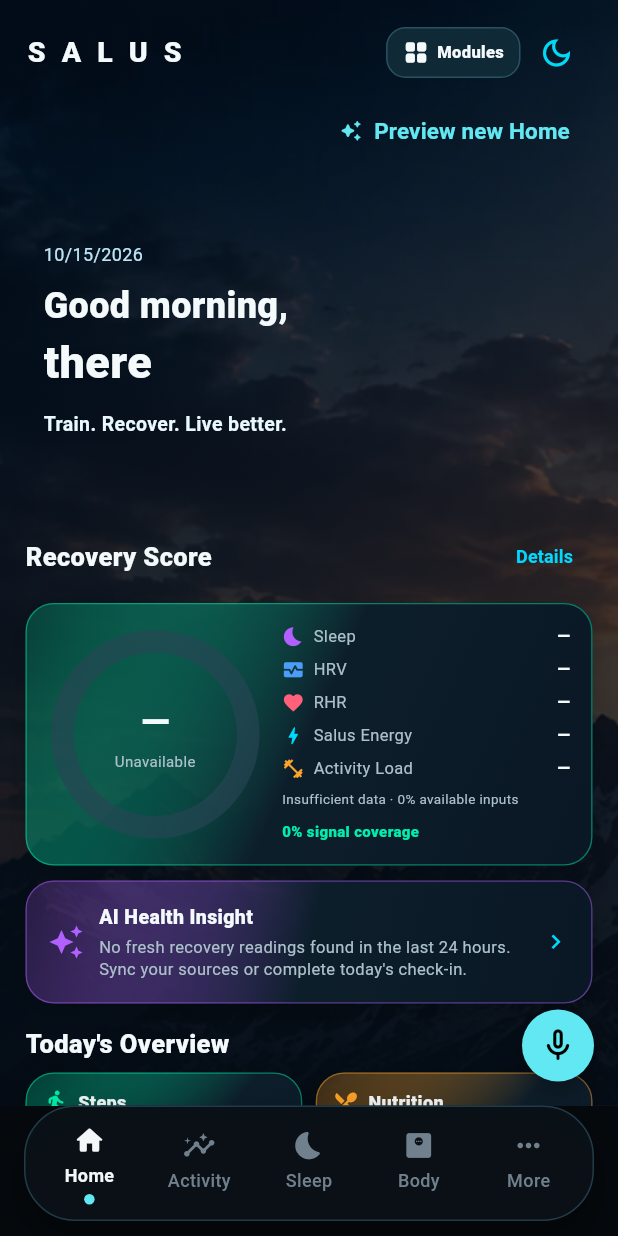
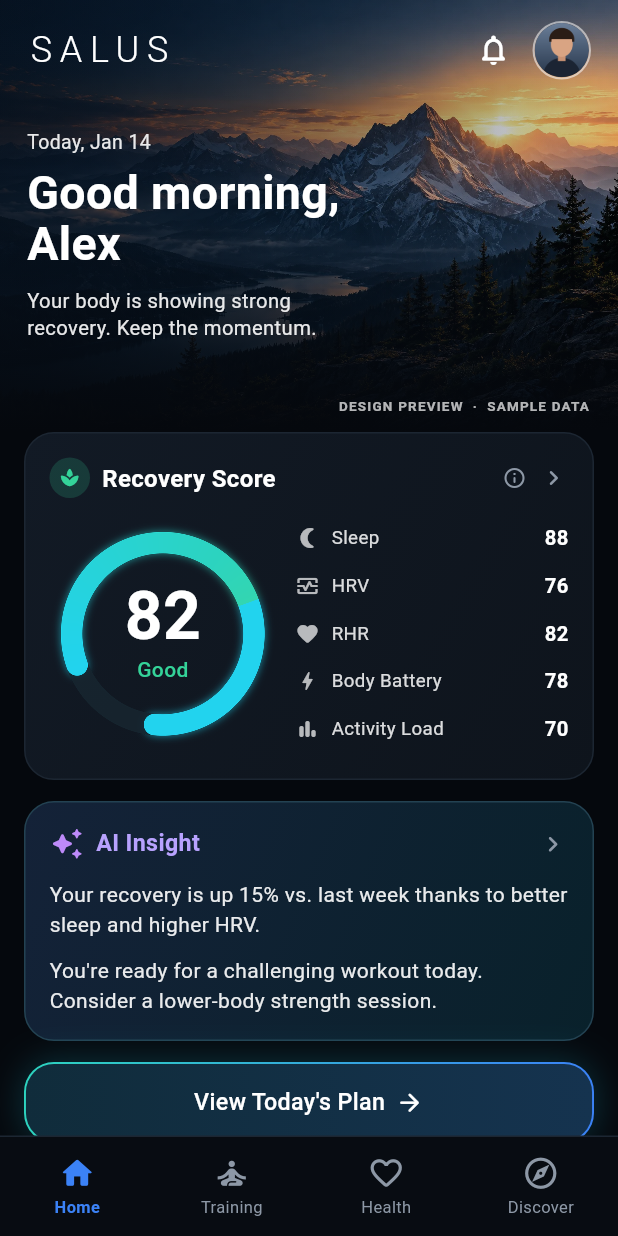
Before and after one commit to rustnrum/HealthyMe-Beta, a Flutter app: the HomeShell screen opened directly, on a phone screen of 412 x 824 dp. Run offline on Flutter 3.47's test engine with Material 3 defaults, Android fonts, the phone set to English and light mode, and no system bars; our stand-ins replace fl_chart, flutter_riverpod, flutter_secure_storage, flutter_tts, image_picker, permission_handler and 2 more; missing offline and left inert: health, jose, mobile_scanner; accounts and stored records are empty.

Commit message:
Healthy Me Beta v0.10 source hub

```diff
--- a/lib/screens/home_shell.dart
+++ b/lib/screens/home_shell.dart
@@ -11,7 +11,7 @@ import '../widgets/module_menu_button.dart';
 import '../widgets/salus_voice_launcher.dart';
 import 'activity_screen.dart';
 import 'body_screen.dart';
-import 'premium/salus_home_77.dart';
+import 'premium/salus_home_85.dart';
 import 'more_screen.dart';
 import 'sleep_screen.dart';
 
@@ -61,6 +61,7 @@ class _HomeShellState extends ConsumerState<HomeShell> with WidgetsBindingObserv
     if (_autoSyncStarted) return;
     _autoSyncStarted = true;
     WidgetsBinding.instance.addPostFrameCallback((_) {
+      if (!mounted) return;
       final app = ref.read(appStateProvider);
       if (app.health.authorized) ref.read(healthSyncProvider.notifier).sync();
     });
@@ -69,8 +70,10 @@ class _HomeShellState extends ConsumerState<HomeShell> with WidgetsBindingObserv
   @override
   Widget build(BuildContext context) {
     final index = ref.watch(navigationProvider);
+    // Build 85 is deliberately Home-only. All other pages keep their working
+    // implementations and storage; no wearable/data migration occurs here.
     const screens = [
-      SalusHome77(),
+      SalusHome85(),
       ActivityScreen(),
       SleepScreen(),
       BodyScreen(),
@@ -96,10 +99,14 @@ class _HomeShellState extends ConsumerState<HomeShell> with WidgetsBindingObserv
     }
 
     return Scaffold(
-      floatingActionButton: SalusVoiceLauncher(
-        onPressed: () => Navigator.of(context).pushNamed('/voice')),
+      // The existing floating Voice button would cover the mockup CTA.
+      // Keep it unchanged in other modules; Home has its own future UX.
+      floatingActionButton: index == 0
+          ? null
+          : SalusVoiceLauncher(
+              onPressed: () => Navigator.of(context).pushNamed('/voice')),
       appBar: index == 0
-          ? null // Premium dashboard owns its SALUS header.
+          ? null // Home owns the SALUS hero/header.
           : AppBar(
               leading: IconButton(
                 tooltip: 'Back to Home',
@@ -115,9 +122,21 @@ class _HomeShellState extends ConsumerState<HomeShell> with WidgetsBindingObserv
                 const SizedBox(width: 8),
               ],
             ),
-      body: SafeArea(top: index == 0, bottom: false, child: IndexedStack(index: index, children: screens)),
-      bottomNavigationBar: _SalusBottomNav(
-        index:index, onChanged:ref.read(navigationProvider.notifier).go),
+      body: SafeArea(
+        top: index == 0,
+        bottom: false,
+        child: IndexedStack(index: index, children: screens),
+      ),
+      bottomNavigationBar: index == 0
+          ? SalusHome85Nav(
+              onTraining: () => Navigator.of(context).pushNamed('/workout'),
+              onHealth: () => Navigator.of(context).pushNamed('/health'),
+              onDiscover: () => ref.read(navigationProvider.notifier).go(4),
+            )
+          : _SalusBottomNav(
+              index: index,
+              onChanged: ref.read(navigationProvider.notifier).go,
+            ),
     );
   }
 }
@@ -185,7 +204,8 @@ class _SalusBottomNav extends StatelessWidget {
                           duration: const Duration(milliseconds: 160),
                           width: i == index ? 7 : 0,
                           height: i == index ? 7 : 0,
-                          decoration: const BoxDecoration(shape: BoxShape.circle, color: AppTheme.cyan),
+                          decoration: const BoxDecoration(
+                            shape: BoxShape.circle, color: AppTheme.cyan),
                         ),
                       ],
                     ),
--- /dev/null
+++ b/lib/screens/premium/salus_home_85.dart
@@ -0,0 +1,414 @@
+// Salus Build 85: Home-only, artwork-first DESIGN PREVIEW.
+// The displayed biometrics and insights deliberately come from the approved
+// reference mockup; they are samples, not wearable or Health Connect records.
+// Do not attach real data to fixed-progress PNGs. Replace that mechanism only
+// after the design is approved and the real data architecture is ready.
+import 'package:flutter/material.dart';
+
+import '../preview84/data.dart';
+import '../preview84/theme.dart';
+import '../preview84/widgets/common.dart';
+
+class SalusHome85 extends StatelessWidget {
+  const SalusHome85({super.key});
+
+  @override
+  Widget build(BuildContext context) {
+    return LayoutBuilder(builder: (context, limits) {
+      final wide = limits.maxWidth >= 650;
+      final heroHeight = wide ? 352.0 : 288.0;
+      return ColoredBox(
+        color: C.bg,
+        child: ListView(
+          padding: EdgeInsets.zero,
+          children: [
+            _MountainHero85(height: heroHeight, wide: wide),
+            Center(
+              child: ConstrainedBox(
+                constraints: const BoxConstraints(maxWidth: 720),
+                child: Padding(
+                  padding: const EdgeInsets.fromLTRB(16, 0, 16, 28),
+                  child: Column(
+                    children: const [
+                      _Recovery85(),
+                      SizedBox(height: 14),
+                      _Insight85(),
+                      SizedBox(height: 14),
+                      _Plan85(),
+                    ],
+                  ),
+                ),
+              ),
+            ),
+          ],
+        ),
+      );
+    });
+  }
+}
+
+class _MountainHero85 extends StatelessWidget {
+  final double height;
+  final bool wide;
+  const _MountainHero85({required this.height, required this.wide});
+
+  @override
+  Widget build(BuildContext context) {
+    return SizedBox(
+      height: height,
+      child: Stack(
+        fit: StackFit.expand,
+        children: [
+          Image.asset(
+            'assets/premium/salus_mountain_85.webp',
+            fit: BoxFit.cover,
+            alignment: const Alignment(0.28, -0.12),
+            filterQuality: FilterQuality.high,
+          ),
+          // A dark left edge leaves the original greeting readable without
+          // hiding the illuminated mountain peak at the right.
+          const DecoratedBox(
+            decoration: BoxDecoration(
+              gradient: LinearGradient(
+                begin: Alignment.centerLeft,
+                end: Alignment.centerRight,
+                colors: [Color(0xCC07111D), Color(0x6A07111D), Color(0x1607111D)],
+                stops: [0, 0.56, 1],
+              ),
+            ),
+          ),
+          const DecoratedBox(
+            decoration: BoxDecoration(
+              gradient: LinearGradient(
+                begin: Alignment.topCenter,
+                end: Alignment.bottomCenter,
+                colors: [Color(0x28050A12), Color(0x00050A12), C.bg],
+                stops: [0, 0.50, 1],
+              ),
+            ),
+          ),
+          Positioned(
+            left: wide ? 32 : 18,
+            right: wide ? 32 : 18,
+            top: 14,
+            child: Row(
+              children: [
+                Text('SALUS', style: ts(wide ? 28 : 24, w: 300, ls: 5.1)),
+                const Spacer(),
+                const Icon(Icons.notifications_none_rounded,
+                    color: Colors.white, size: 24),
+                const SizedBox(width: 14),
+                SizedBox(
+                  width: 39,
+                  height: 39,
+                  child: Container(
+                    decoration: BoxDecoration(
+                      shape: BoxShape.circle,
+                      border: Border.all(color: Colors.white54, width: 1.4),
+                    ),
+                    child: ClipOval(
+                      child: Image.asset('assets/preview84/img/avatar.png',
+                          fit: BoxFit.cover),
+                    ),
+                  ),
+                ),
+              ],
+            ),
+          ),
+          Positioned(
+            top: wide ? 106 : 85,
+            left: wide ? 32 : 18,
+            right: wide ? 32 : 18,
+            child: Column(
+              crossAxisAlignment: CrossAxisAlignment.start,
+              children: [
+                Text('Today, Jan 14',
+                    style: ts(13, color: Colors.white.withValues(alpha: 0.90))),
+                const SizedBox(height: 9),
+                Text('Good morning,\nAlex',
+                    style: ts(wide ? 36 : 31, w: 700, h: 1.09)),
+                const SizedBox(height: 11),
+                Text('Your body is showing strong\nrecovery. Keep the momentum.',
+                    style: ts(wide ? 15 : 13.5,
+                        color: Colors.white.withValues(alpha: 0.90), h: 1.36)),
+              ],
+            ),
+          ),
+          Positioned(
+            right: 19,
+            bottom: 10,
+            child: Text('DESIGN PREVIEW  ·  SAMPLE DATA',
+                style: ts(9, w: 600, ls: 0.8, color: Colors.white70)),
+          ),
+        ],
+      ),
+    );
+  }
+}
+
+class _Recovery85 extends StatelessWidget {
+  const _Recovery85();
+
+  static const icons = <IconData>[
+    Icons.nightlight_round,
+    Icons.monitor_heart_outlined,
+    Icons.favorite_rounded,
+    Icons.bolt_rounded,
+    Icons.bar_chart_rounded,
+  ];
+
+  @override
+  Widget build(BuildContext context) {
+    return LayoutBuilder(builder: (context, constraints) {
+      final tight = constraints.maxWidth < 355;
+      final expanded = constraints.maxWidth >= 560;
+      // SCard applies 12px/16px on either side plus a 1px border.
+      // Reserve a real minimum for the five metric rows before assigning
+      // space to the fixed-aspect ring. The old 133px ring left too little
+      // room at 320 logical pixels and RenderFlex overflowed by 8.4px.
+      final gap = tight ? 8.0 : 13.0;
+      final cardSides = (tight ? 24.0 : 32.0) + 2.0;
+      final minimumMetrics = tight ? 136.0 : 150.0;
+      final roomForRing =
+          constraints.maxWidth - cardSides - gap - minimumMetrics;
+      final ringSize = expanded
+          ? 185.0
+          : tight
+              ? roomForRing.clamp(100.0, 133.0).toDouble()
+              : 151.0;
+      return SCard(
+        onTap: () => ScaffoldMessenger.of(context).showSnackBar(
+          const SnackBar(content: Text(
+            'Design preview: recovery readings are sample data, not health measurements.',
+          )),
+        ),
+        padding: EdgeInsets.fromLTRB(tight ? 12 : 16, 16, tight ? 12 : 16, 17),
+        child: Column(
+          crossAxisAlignment: CrossAxisAlignment.start,
+          children: [
+            const Row(
+              children: [
+                IconBadge(Icons.spa_rounded, C.green, filled: true, size: 19),
+                SizedBox(width: 8),
+                Expanded(child: Text('Recovery Score',
+                    style: TextStyle(fontSize: 16, fontWeight: FontWeight.w600,
+                        color: Colors.white))),
+                Icon(Icons.info_outline_rounded, color: C.sub, size: 16),
+                SizedBox(width: 8),
+                Icon(Icons.chevron_right_rounded, color: C.sub, size: 20),
+              ],
+            ),
+            const SizedBox(height: 11),
+            Row(
+              children: [
+                SizedBox(
+                  key: const Key('home-recovery-ring'),
+                  width: ringSize,
+                  height: ringSize,
+                  child: Stack(
+                    alignment: Alignment.center,
+                    children: [
+                      Image.asset('assets/preview84/img/ring_recovery.png',
+                          fit: BoxFit.contain,
+                          filterQuality: FilterQuality.high),
+                      Column(
+                        mainAxisSize: MainAxisSize.min,
+                        children: [
+                          Text('${Data.recovery}',
+                              style: ts(expanded ? 54 : 44, w: 600, h: 1.0)),
+                          const SizedBox(height: 3),
+                          Text(Data.recoveryLabel,
+                              style: ts(expanded ? 16 : 14, w: 500,
+                                  color: C.green)),
+                        ],
+                      ),
+                    ],
+                  ),
+                ),
+                SizedBox(width: gap),
+                Expanded(
+                  child: Column(
+                    key: const Key('home-recovery-metrics'),
+                    children: [
+                      for (var i = 0; i < Data.metrics.length; i++)
+                        Padding(
+                          padding: EdgeInsets.symmetric(vertical: tight ? 4.5 : 6.4),
+                          child: Row(
+                            children: [
+                              Icon(icons[i], size: tight ? 14 : 16,
+                                  color: Colors.white70),
+                              SizedBox(width: tight ? 4 : 8),
+                              Expanded(child: Text(Data.metrics[i][0],
+                                  maxLines: 1, overflow: TextOverflow.ellipsis,
+                                  style: ts(tight ? 10.5 : 12.5,
+                                      color: Colors.white.withValues(alpha: .85)))),
+                              const SizedBox(width: 3),
+                              Text(Data.metrics[i][1],
+                                  style: ts(tight ? 11.5 : 13.5, w: 600)),
+                            ],
+                          ),
+                        ),
+                    ],
+                  ),
+                ),
+              ],
+            ),
+          ],
+        ),
+      );
+    });
+  }
+}
+
+class _Insight85 extends StatelessWidget {
+  const _Insight85();
+
+  @override
+  Widget build(BuildContext context) {
+    return SCard(
+      borderColor: const Color(0xFF234252),
+      gradient: const LinearGradient(
+        begin: Alignment.topLeft,
+        end: Alignment.bottomRight,
+        colors: [Color(0xFF142238), Color(0xFF09212B)],
+      ),
+      child: Column(
+        crossAxisAlignment: CrossAxisAlignment.start,
+        children: [
+          const Row(
+            children: [
+              Icon(Icons.auto_awesome_rounded,
+                  color: Color(0xFFBD8AF9), size: 23),
+              SizedBox(width: 8),
+              Expanded(child: Text('AI Insight',
+                  style: TextStyle(fontSize: 15.5, fontWeight: FontWeight.w600,
+                      color: Color(0xFFB8A2FE)))),
+              Icon(Icons.chevron_right_rounded, color: C.sub, size: 21),
+            ],
+          ),
+          const SizedBox(height: 12),
+          Text(Data.insightLine1, style: ts(14, color: Colors.white.withValues(alpha: .91), h: 1.45)),
+          const SizedBox(height: 11),
+          Text(Data.insightLine2, style: ts(14, color: Colors.white.withValues(alpha: .91), h: 1.45)),
+        ],
+      ),
+    );
+  }
+}
+
+class _Plan85 extends StatelessWidget {
+  const _Plan85();
+
+  @override
+  Widget build(BuildContext context) {
+    return Material(
+      color: Colors.transparent,
+      child: InkWell(
+        borderRadius: BorderRadius.circular(20),
+        onTap: () => Navigator.of(context).pushNamed('/workout'),
+        child: Container(
+          height: 54,
+          width: double.infinity,
+          padding: const EdgeInsets.all(1.3),
+          decoration: BoxDecoration(
+            borderRadius: BorderRadius.circular(20),
+            gradient: const LinearGradient(colors: [C.teal, C.blue]),
+            boxShadow: [BoxShadow(color: C.cyan.withValues(alpha: .22), blurRadius: 20)],
+          ),
+          child: Container(
+            decoration: BoxDecoration(
+              borderRadius: BorderRadius.circular(18.7),
+              gradient: const LinearGradient(
+                colors: [Color(0xFF102C3B), Color(0xFF15334F)],
+              ),
+            ),
+            alignment: Alignment.center,
+            child: Row(
+              mainAxisAlignment: MainAxisAlignment.center,
+              children: [
+                // The label must receive a bounded width. Flutter's Row
+                // otherwise lays an inflexible Text out at its intrinsic
+                // width, which overflows this CTA on a 320px viewport.
+                Flexible(
+                  child: Text("View Today's Plan",
+                      key: const Key('home-plan-button-label'),
+                      maxLines: 1,
+                      overflow: TextOverflow.ellipsis,
+                      softWrap: false,
+                      style: ts(15.5, w: 500)),
+                ),
+                const SizedBox(width: 7),
+                const Icon(Icons.arrow_forward_rounded, size: 19,
+                    color: Colors.white),
+              ],
+            ),
+          ),
+        ),
+      ),
+    );
+  }
+}
+
+/// Home-only navigation visuals. Other existing module pages retain their
+/// original navigation, user data and all the current routes.
+class SalusHome85Nav extends StatelessWidget {
+  const SalusHome85Nav({
+    super.key,
+    required this.onTraining,
+    required this.onHealth,
+    required this.onDiscover,
+  });
+
+  final VoidCallback onTraining;
+  final VoidCallback onHealth;
+  final VoidCallback onDiscover;
+
+  @override
+  Widget build(BuildContext context) {
+    const items = <(String, IconData, IconData)>[
+      ('Home', Icons.home_rounded, Icons.home_outlined),
+      ('Training', Icons.self_improvement_rounded, Icons.self_improvement_outlined),
+      ('Health', Icons.favorite_rounded, Icons.favorite_border_rounded),
+      ('Discover', Icons.explore_rounded, Icons.explore_outlined),
+    ];
+    final actions = <VoidCallback>[
+      () {},
+      onTraining,
+      onHealth,
+      onDiscover,
+    ];
+    return Container(
+      decoration: const BoxDecoration(
+        color: Color(0xFF080C12),
+        border: Border(top: BorderSide(color: C.border)),
+      ),
+      child: SafeArea(
+        top: false,
+        child: SizedBox(
+          height: 66,
+          child: Row(
+            children: [
+              for (var i = 0; i < items.length; i++)
+                Expanded(
+                  child: InkWell(
+                    onTap: actions[i],
+                    child: Column(
+                      mainAxisAlignment: MainAxisAlignment.center,
+                      children: [
+                        Icon(i == 0 ? items[i].$2 : items[i].$3,
+                            color: i == 0 ? C.blue : C.sub, size: 25),
+                        const SizedBox(height: 3),
+                        Text(items[i].$1,
+                            style: ts(11, w: i == 0 ? 600 : 400,
+                                color: i == 0 ? C.blue : C.sub)),
+                      ],
+                    ),
+                  ),
+                ),
+            ],
+          ),
+        ),
+      ),
+    );
+  }
+}
--- a/pubspec.yaml
+++ b/pubspec.yaml
@@ -1,7 +1,7 @@
 name: healthy_me
 description: Salus by Rust N Rum - a personal health journal and body command center.
 publish_to: 'none'
-version: 0.21.46+84
+version: 0.21.47+85
 environment:
   sdk: '>=3.12.0 <4.0.0'
 
```
Also changed, not shown: assets/premium/salus_mountain_85.webp (added), 15 other files.
